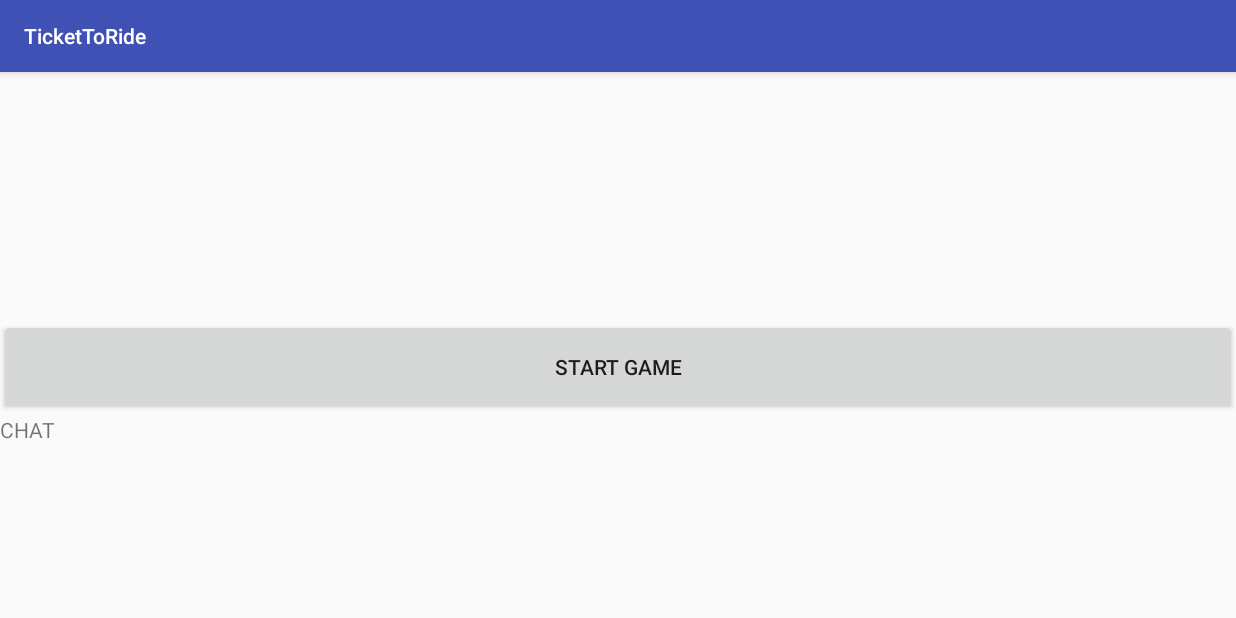
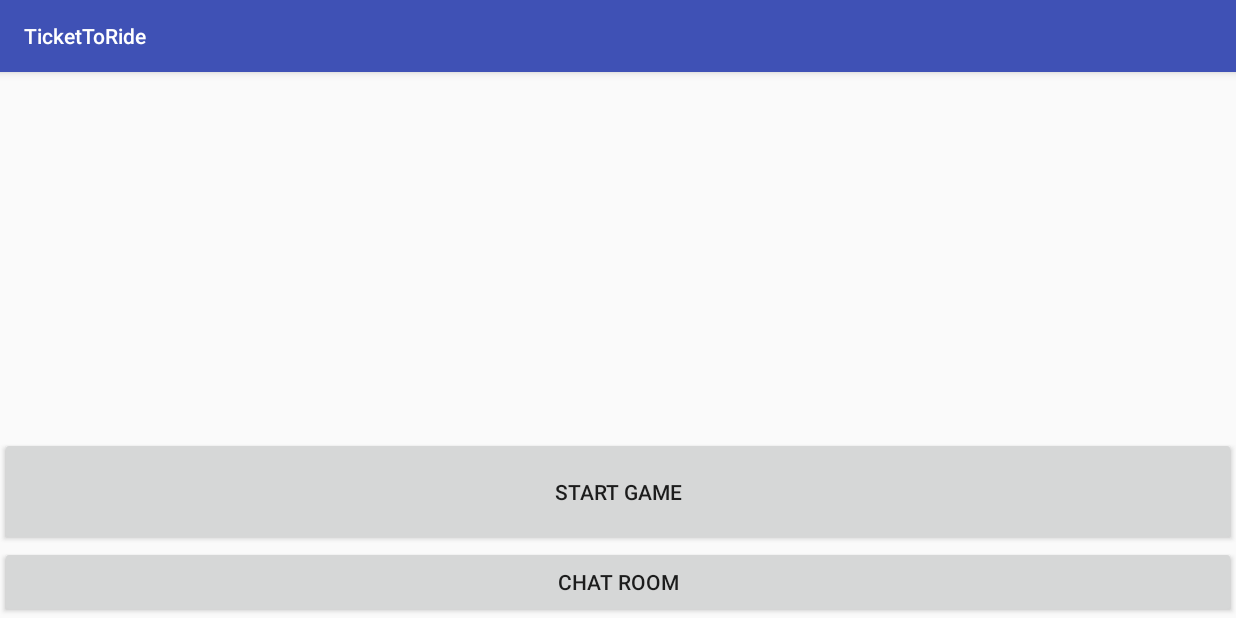
Before and after one commit to Jttanner/TicketToRideClean, an Android app: the WaitingRoomActivity screen opened directly, with no data from a screen before it, on a phone screen of 824 x 412 dp (held sideways). Run offline under Robolectric (Android 15) with nearby library versions, the phone set to English and light mode, and no system bars; 6 statements that could not run were skipped.

Commit message:
i think it is working

```diff
--- a/app/src/main/java/servercomms/ServerProxy.java
+++ b/app/src/main/java/servercomms/ServerProxy.java
@@ -23,7 +23,7 @@ public class ServerProxy {
     }
 
     private String TAG = "ServerProxy";
-    private String ipaddress = "10.24.66.239";
+    private String ipaddress = "25.10.152.208";
     private String myUrl = "http://" + ipaddress +":8080/user/";
 
     private ServerProxy() {
--- a/app/src/main/java/ui/views/ChatFragment.java
+++ b/app/src/main/java/ui/views/ChatFragment.java
@@ -16,6 +16,7 @@ import java.util.List;
 
 import MVP_coms_classes.MVP_Chat;
 import clientModel.CModel;
+import poller.Poller;
 import presenters.ChatPresenter;
 import teamjapannumbahone.tickettoride.R;
 
@@ -51,7 +52,7 @@ public class ChatFragment extends DialogFragment implements MVP_Chat.ChatViewOps
 
         View v = inflater.inflate(R.layout.fragment_chat, container, false);
 
-        //Poller.getInstance().getCommandList();
+        Poller.getInstance().getCommandList();
 
         getDialog().show();
         getDialog().getWindow().setLayout(1000,1000);
--- a/app/src/main/java/ui/views/WaitingRoomActivity.java
+++ b/app/src/main/java/ui/views/WaitingRoomActivity.java
@@ -4,6 +4,7 @@ import android.content.Context;
 import android.content.Intent;
 import android.os.Bundle;
 import android.support.annotation.Nullable;
+import android.support.v4.app.FragmentManager;
 import android.support.v7.app.AppCompatActivity;
 import android.util.Log;
 import android.view.View;
@@ -26,6 +27,7 @@ import teamjapannumbahone.tickettoride.R;
 public class WaitingRoomActivity extends AppCompatActivity implements MVP_WaitingRoom.RequiredViewOps {
     private static final String TAG = "WaitingRoomActivity";
     private Context mContext = this;
+    private Button ChatRoomButton;
     private Button StartGameButton;
     private MVP_WaitingRoom.RequiredPresenterOps mPresenter;
     private ListView playerListView;
@@ -91,6 +93,17 @@ public class WaitingRoomActivity extends AppCompatActivity implements MVP_Waitin
 
             }
         });
+        ChatRoomButton = (Button) findViewById(R.id.waitingRoom_Chat_Room);
+        ChatRoomButton.setOnClickListener(new View.OnClickListener() {
+            @Override
+            public void onClick(View v) {
+                FragmentManager fm = getSupportFragmentManager();
+                ChatFragment fragment = new ChatFragment();
+                fragment.show(fm,"chat_fragment");
+
+            }
+        });
+
         playerListView = (ListView) findViewById(R.id.waitingRoom_PlayerList);
         playerListView.setAdapter(playerListAdapter);
     }
--- a/app/src/main/res/layout/activity_waitingroom.xml
+++ b/app/src/main/res/layout/activity_waitingroom.xml
@@ -16,10 +16,11 @@
         android:text="@string/startGame"
         android:id="@+id/waitingRoom_StartGame"
         android:layout_weight=".5"/>
-    <TextView
+    <Button
         android:layout_width="match_parent"
         android:layout_height="wrap_content"
-        android:text="CHAT"
-        android:layout_weight="3.5"/>
+        android:text="Chat Room"
+        android:id="@+id/waitingRoom_Chat_Room"
+        />
 
 </LinearLayout>
--- a/sharedlib/src/main/java/commandData/GetCmndListDataToClient.java
+++ b/sharedlib/src/main/java/commandData/GetCmndListDataToClient.java
@@ -9,7 +9,7 @@ import modeling.CommandList;
 
 public class GetCmndListDataToClient extends Command{
 
-    private CommandList returnCommandList;
+    private CommandList returnCommandList = new CommandList();
     private String gameId;
     //takes in a map and wraps it up to send
     public GetCmndListDataToClient(CommandList commandList,String gameID) {
--- a/sharedlib/src/main/java/modeling/CommandList.java
+++ b/sharedlib/src/main/java/modeling/CommandList.java
@@ -10,7 +10,7 @@ import commandData.Command;
  */
 
 public class CommandList {
-    private List<Command> commandList;
+    private List<Command> commandList = new ArrayList<>();
 
     public void setCommandList(List<Command> commandList) {
         this.commandList = commandList;
```
